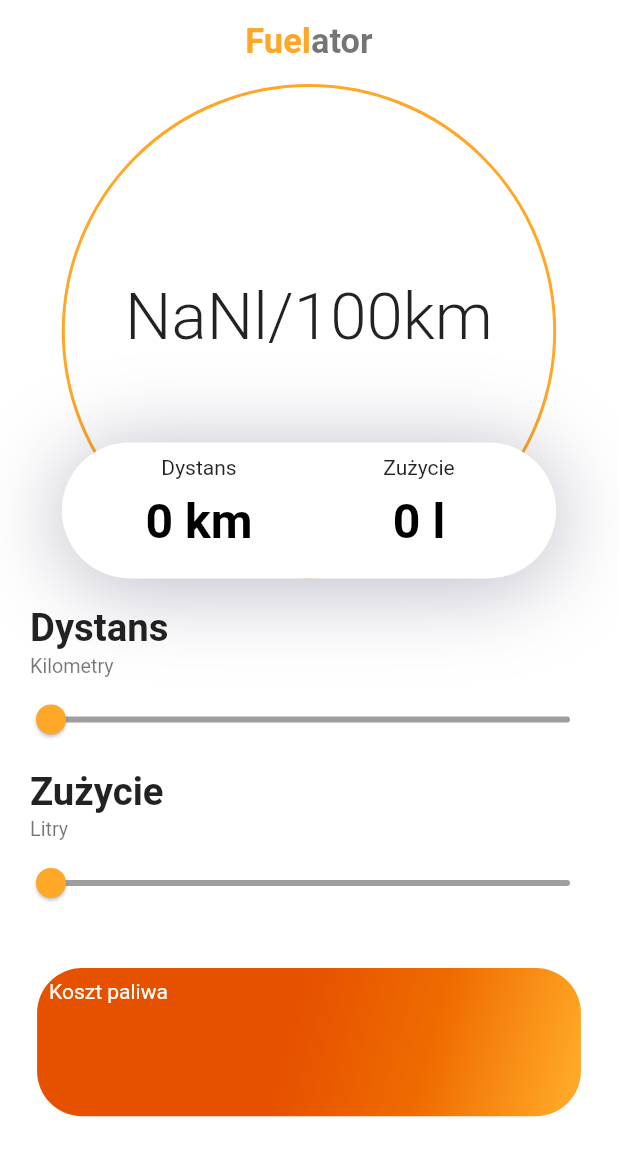
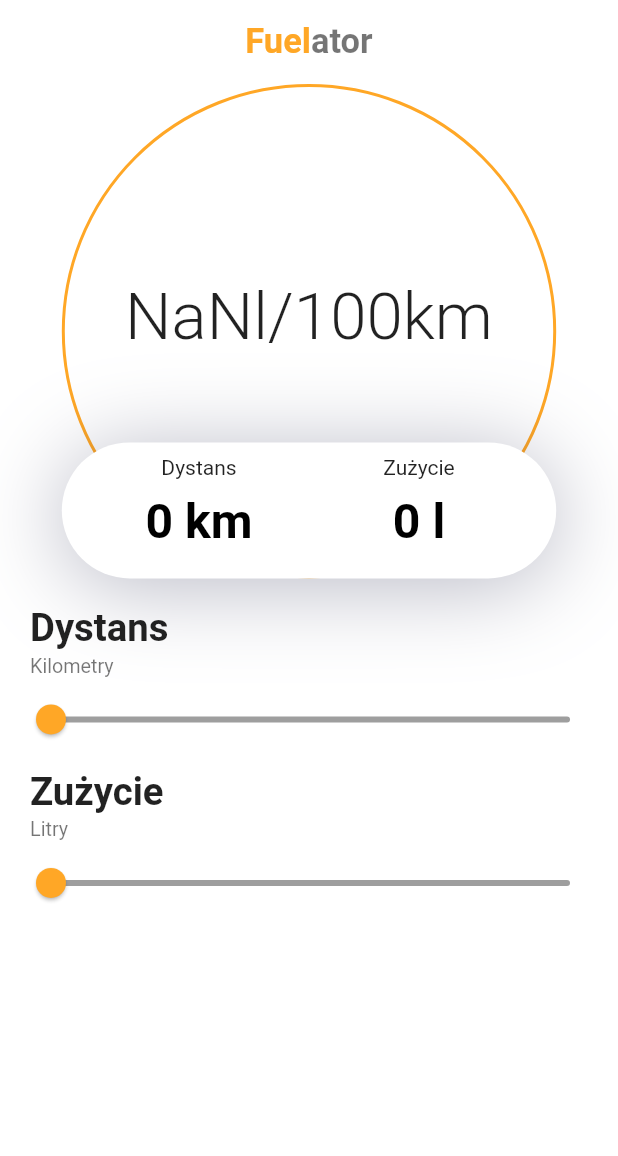
Before and after one commit to Colderz/Fuel-consumption-calculator, a Flutter app: the AppScreen screen opened directly, on a phone screen of 412 x 824 dp. Shown: the top 1156 px of the screen. Run offline on Flutter 3.47's test engine with Material 2 defaults, Android fonts, the phone set to English and light mode, and no system bars.

Commit message:
Final version, simple aplication, the first step to mastering

```diff
--- a/lib/components/body.dart
+++ b/lib/components/body.dart
@@ -185,64 +185,6 @@ class _BodyState extends State<Body> {
                 });
               }),
         ),
-        SizedBox(
-          height: size.height * 0.03,
-        ),
-        /*Center(
-          child: GestureDetector(
-            onTap: () {
-              Navigator.push(
-                  context,
-                  PageRouteBuilder(
-                      pageBuilder: (_, __, ___) => _getCostPage(context)));
-            },
-            child: Container(
-              height: size.height * 0.07,
-              width: size.width * 0.56,
-              decoration: BoxDecoration(
-                  color: Colors.white,
-                  borderRadius: BorderRadius.circular(30),
-                  border: Border.all(color: Colors.orange[400], width: 2),
-                  boxShadow: [
-                    BoxShadow(
-                        offset: Offset(0, 5),
-                        blurRadius: size.height * 0.036,
-                        color: Colors.orange[400].withOpacity(0.3))
-                  ]),
-              child: Center(
-                child: Text(
-                  'Policz koszt',
-                  style: TextStyle(
-                      color: Colors.black,
-                      fontSize: size.height * 0.026,
-                      fontWeight: FontWeight.bold),
-                ),
-              ),
-            ),
-          ),
-        ),*/
-        Center(
-          child: Stack(children: <Widget>[
-            Container(
-              height: size.height * 0.12,
-              width: size.width * 0.88,
-              decoration: BoxDecoration(
-                  borderRadius: BorderRadius.circular(30),
-                  gradient: LinearGradient(begin: Alignment.topCenter, colors: [
-                    Colors.orange[900],
-                    Colors.orange[800],
-                    Colors.orange[400],
-                  ])),
-            ),
-            Padding(
-              padding: const EdgeInsets.all(8.0),
-              child: Text(
-                'Koszt paliwa',
-                style: TextStyle(color: Colors.white),
-              ),
-            )
-          ]),
-        )
       ],
     );
   }
```
